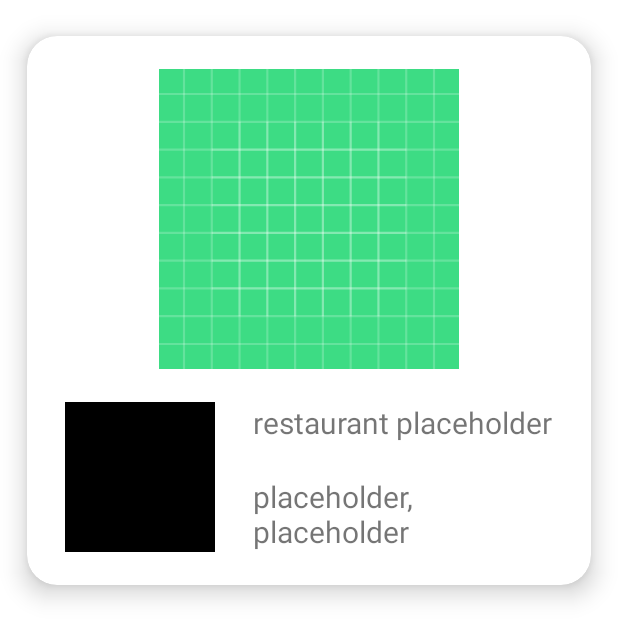
After one commit to MostafaXLotfy/Wagba, an Android app: the layout restaurants_item.xml on its own in the app's theme, with its tools: preview values and no code run, on a phone screen of 412 x 824 dp. The commit adds this screen. Shown: the top 639 px of the screen. Run offline under Robolectric (Android 15) with nearby library versions, the phone set to English and light mode, and no system bars.

Commit message:
added recycler view for restaurants and restaurant card design

```diff
--- a/app/src/main/java/com/example/wagba/MainActivity.java
+++ b/app/src/main/java/com/example/wagba/MainActivity.java
@@ -11,7 +11,5 @@ public class MainActivity extends AppCompatActivity {
     protected void onCreate(Bundle savedInstanceState) {
         super.onCreate(savedInstanceState);
         setContentView(R.layout.activity_main);
-        myIntent = new Intent(getApplicationContext(), RegisterActivity.class);
-        startActivity(myIntent);
     }
 }
--- a/app/src/main/res/layout/activity_main.xml
+++ b/app/src/main/res/layout/activity_main.xml
@@ -6,13 +6,16 @@
     android:layout_height="match_parent"
     tools:context=".MainActivity">
 
-    <TextView
-        android:layout_width="wrap_content"
-        android:layout_height="wrap_content"
+
+    <androidx.recyclerview.widget.RecyclerView
+        android:layout_width="match_parent"
+        android:layout_height="match_parent"
         android:text="Hello World!"
         app:layout_constraintBottom_toBottomOf="parent"
         app:layout_constraintEnd_toEndOf="parent"
         app:layout_constraintStart_toStartOf="parent"
-        app:layout_constraintTop_toTopOf="parent" />
+        app:layout_constraintTop_toTopOf="parent"
+        tools:listitem="@layout/restaurants_item"
+        />
 
 </androidx.constraintlayout.widget.ConstraintLayout>
--- a/app/src/main/res/layout/activity_register.xml
+++ b/app/src/main/res/layout/activity_register.xml
@@ -4,7 +4,8 @@
     android:layout_width="match_parent"
     android:layout_height="match_parent"
     xmlns:app="http://schemas.android.com/apk/res-auto"
-    tools:context=".RegisterActivity">
+    tools:context=".RegisterActivity"
+    >
 
 
     <EditText
--- /dev/null
+++ b/app/src/main/res/layout/restaurants_item.xml
@@ -0,0 +1,74 @@
+<?xml version="1.0" encoding="utf-8"?>
+<androidx.cardview.widget.CardView xmlns:android="http://schemas.android.com/apk/res/android"
+    xmlns:app="http://schemas.android.com/apk/res-auto"
+    android:layout_width="match_parent"
+    android:layout_height="wrap_content"
+    app:cardBackgroundColor="@color/white"
+    app:cardCornerRadius="20dp"
+    app:cardElevation="10dp"
+    app:cardMaxElevation="12dp"
+    app:cardPreventCornerOverlap="true"
+    app:cardUseCompatPadding="true"
+    >
+
+    <androidx.constraintlayout.widget.ConstraintLayout
+        android:layout_width="match_parent"
+        android:layout_height="wrap_content">
+
+        <ImageView
+            android:id="@+id/iv_image"
+            android:layout_width="match_parent"
+            android:layout_height="200dp"
+            android:layout_gravity="center"
+            android:contentDescription="TODO"
+            android:src="@drawable/ic_launcher_background"
+
+            app:layout_constraintBottom_toTopOf="@id/tv_name"
+            app:layout_constraintEnd_toEndOf="parent"
+            app:layout_constraintHorizontal_bias="0.0"
+            app:layout_constraintStart_toStartOf="parent"
+            app:layout_constraintTop_toTopOf="parent"
+            />
+
+        <ImageView
+            android:id="@+id/iv_logo"
+            android:layout_width="100dp"
+            android:layout_height="100dp"
+
+            android:src="@color/black"
+            app:layout_constraintTop_toTopOf="@id/tv_name"
+            app:layout_constraintBottom_toBottomOf="@id/tv_description"
+            app:layout_constraintStart_toStartOf="parent"
+            app:layout_constraintEnd_toStartOf="@id/tv_name"
+            app:layout_constraintHorizontal_chainStyle="spread"
+            app:layout_constraintVertical_bias="0.0"
+            />
+
+        <TextView
+            android:id="@+id/tv_name"
+            android:layout_width="wrap_content"
+            android:layout_height="wrap_content"
+            android:text="@string/name_placeholder"
+
+            android:textSize="20sp"
+            app:layout_constraintBottom_toTopOf="@id/tv_description"
+            app:layout_constraintEnd_toEndOf="parent"
+            app:layout_constraintStart_toEndOf="@id/iv_logo"
+            app:layout_constraintTop_toBottomOf="@id/iv_image"
+            app:layout_constraintVertical_chainStyle="packed"
+            />
+
+        <TextView
+            android:id="@+id/tv_description"
+            android:layout_width="0dp"
+            android:layout_height="wrap_content"
+            android:text="@string/description_placeholder"
+
+            android:textSize="20sp"
+            app:layout_constraintTop_toBottomOf="@id/tv_name"
+            app:layout_constraintBottom_toBottomOf="parent"
+            app:layout_constraintStart_toStartOf="@id/tv_name"
+            app:layout_constraintEnd_toEndOf="@id/tv_name"
+            />
+    </androidx.constraintlayout.widget.ConstraintLayout>
+</androidx.cardview.widget.CardView>
--- a/app/src/main/res/values/strings.xml
+++ b/app/src/main/res/values/strings.xml
@@ -9,4 +9,6 @@
     <string name="confirm_password">confirm password</string>
     <string name="phone">Phone</string>
     <string name="clear">clear</string>
+    <string name="name_placeholder">restaurant placeholder</string>
+    <string name="description_placeholder">placeholder, placeholder</string>
 </resources>
```
